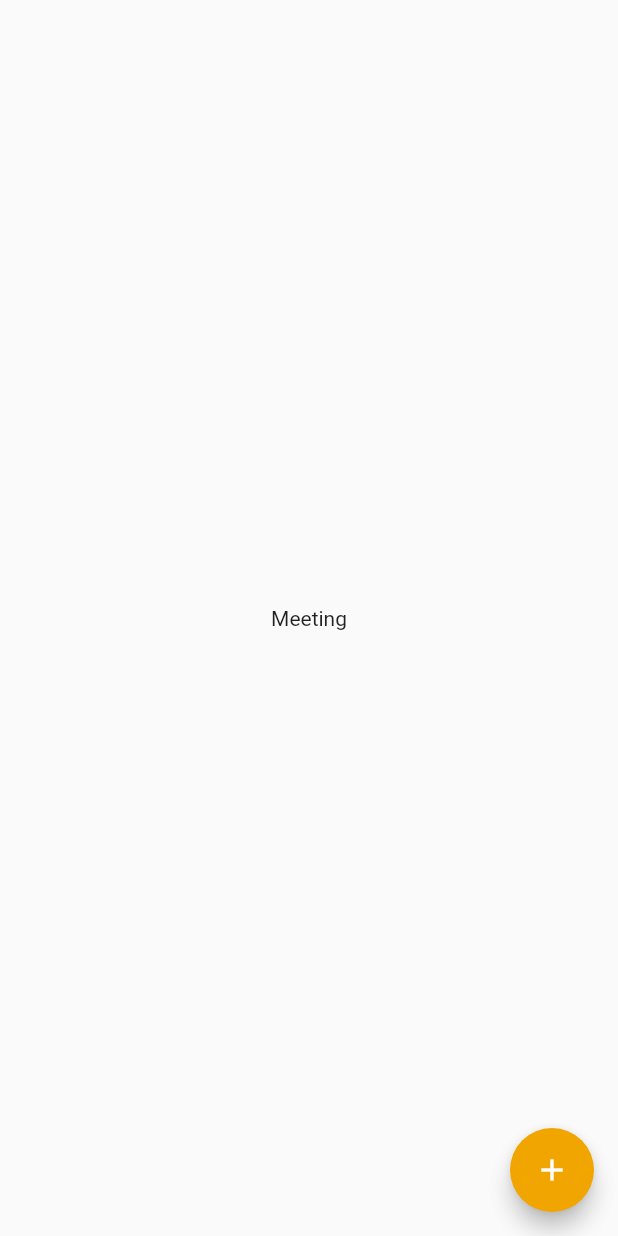
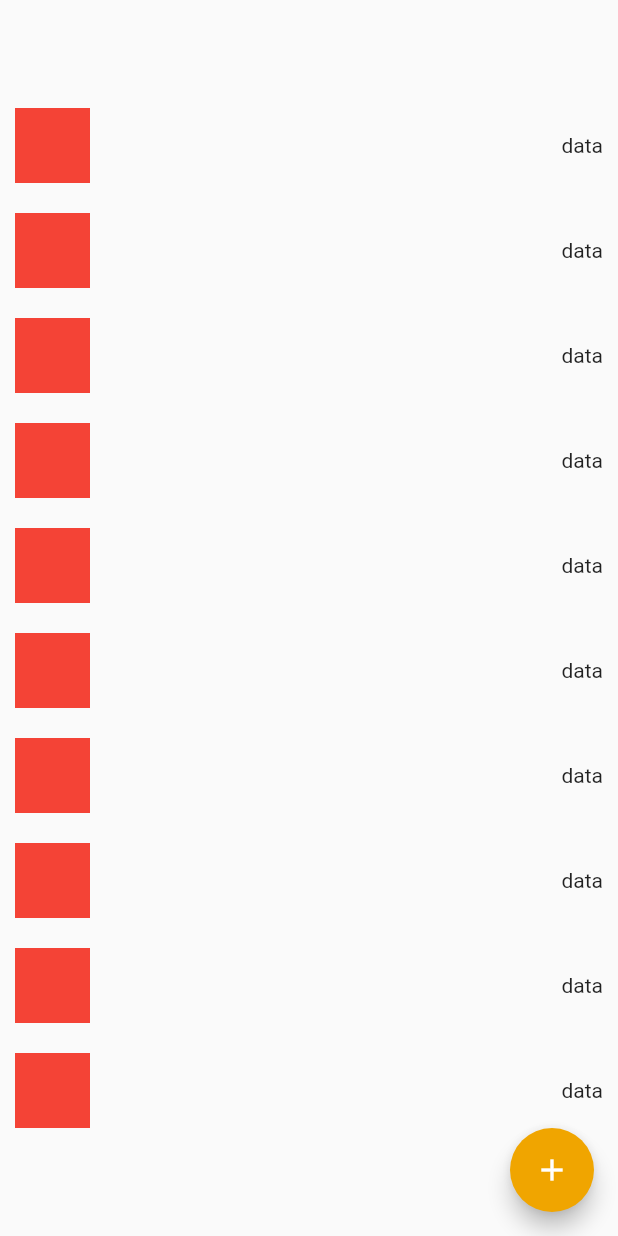
Before and after one commit to wielyguns/revver-1, a Flutter app: the LeadsDetailMeeting screen opened directly, on a phone screen of 412 x 824 dp. Run offline on Flutter 3.47's test engine with Material 2 defaults, Android fonts, the phone set to English and light mode, and no system bars; our stand-ins replace cached_network_image, flutter_html, flutter_svg, go_router, image_picker, keyboard_dismisser and 5 more; missing offline and left inert: indonesia; accounts and stored records are empty; network calls fail; project files that could hold a hidden picture were left out.

Commit message:
leadsMeeting

```diff
--- a/lib/component/form.dart
+++ b/lib/component/form.dart
@@ -252,10 +252,12 @@ class _PasswordFormState extends State<PasswordForm> {
 }
 
 class StringDropdown extends StatefulWidget {
-  StringDropdown({Key key, this.list, this.title, this.hint}) : super(key: key);
+  StringDropdown({Key key, this.list, this.title, this.hint, this.value})
+      : super(key: key);
   List<String> list;
   String title;
   String hint;
+  String value;
 
   @override
   State<StringDropdown> createState() => _StringDropdownState();
@@ -277,6 +279,7 @@ class _StringDropdownState extends State<StringDropdown> {
         Text(widget.title, style: CustomFont.regular12),
         SizedBox(height: 10),
         DropdownButtonFormField(
+          value: widget.value,
           items: lst.map<DropdownMenuItem>((String value) {
             return DropdownMenuItem(
               value: value,
--- a/lib/view/leads/leadsDetail.dart
+++ b/lib/view/leads/leadsDetail.dart
@@ -1,3 +1,5 @@
+// ignore_for_file: must_be_immutable
+
 import 'package:flutter/cupertino.dart';
 import 'package:flutter/material.dart';
 import 'package:go_router/go_router.dart';
--- a/lib/view/leads/leadsDetailMeeting.dart
+++ b/lib/view/leads/leadsDetailMeeting.dart
@@ -14,7 +14,7 @@ class _LeadsDetailMeetingState extends State<LeadsDetailMeeting> {
   Widget build(BuildContext context) {
     return Scaffold(
       body: Center(
-        child: Text("Meeting"),
+        child: listWidget(),
       ),
       floatingActionButton: FloatingActionButton(
         onPressed: () {
@@ -25,4 +25,31 @@ class _LeadsDetailMeetingState extends State<LeadsDetailMeeting> {
       ),
     );
   }
+
+  listWidget() {
+    return ListView.builder(
+      shrinkWrap: true,
+      itemCount: 10,
+      itemBuilder: (context, index) {
+        return listItem();
+      },
+    );
+  }
+
+  listItem() {
+    return Padding(
+      padding: EdgeInsets.all(10),
+      child: Row(
+        mainAxisAlignment: MainAxisAlignment.spaceBetween,
+        children: [
+          Container(
+            height: 50,
+            width: 50,
+            color: Colors.red,
+          ),
+          Text("data"),
+        ],
+      ),
+    );
+  }
 }
```
Also changed, not shown: lib/view/leads/leadsDetailForm.dart (+53 -25 lines), 1 other file.
